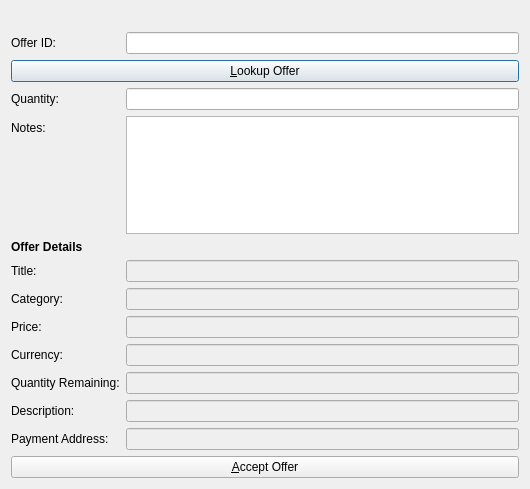
Qt form src/qt/forms/acceptandpayofferlistpage.ui (syscoin/syscoin1) before a commit.
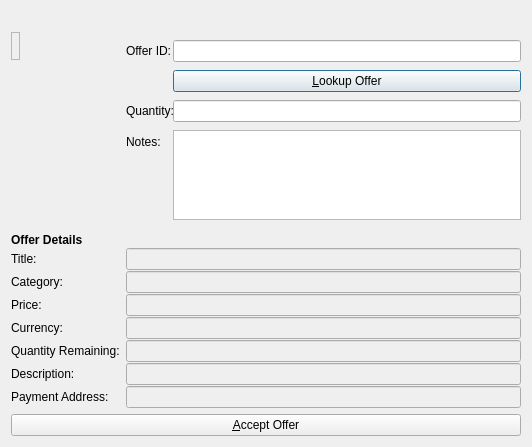
The same form after that commit. Icons and pictures are not drawn.

The edit to the form file:
```diff
--- a/src/qt/forms/acceptandpayofferlistpage.ui
+++ b/src/qt/forms/acceptandpayofferlistpage.ui
@@ -6,8 +6,8 @@
    <rect>
     <x>0</x>
     <y>0</y>
-    <width>530</width>
-    <height>489</height>
+    <width>532</width>
+    <height>447</height>
    </rect>
   </property>
   <property name="windowTitle">
@@ -36,7 +36,19 @@
      <property name="fieldGrowthPolicy">
       <enum>QFormLayout::AllNonFixedFieldsGrow</enum>
      </property>
-     <item row="2" column="0">
+     <property name="verticalSpacing">
+      <number>1</number>
+     </property>
+     <item row="0" column="1">
+      <layout class="QFormLayout" name="formLayout_3">
+       <item row="1" column="1">
+        <widget class="QLineEdit" name="offeridEdit">
+         <property name="toolTip">
+          <string>The value associated with this offer.</string>
+         </property>
+        </widget>
+       </item>
+       <item row="1" column="0">
       <widget class="QLabel" name="label">
        <property name="text">
         <string>Offer ID:</string>
@@ -47,13 +59,6 @@
       </widget>
      </item>
      <item row="2" column="1">
-      <widget class="QLineEdit" name="offeridEdit">
-       <property name="toolTip">
-        <string>The value associated with this offer.</string>
-       </property>
-      </widget>
-     </item>
-     <item row="3" column="0" colspan="2">
       <widget class="QPushButton" name="lookupButton">
        <property name="text">
         <string>&amp;Lookup Offer</string>
@@ -64,27 +69,73 @@
        </property>
       </widget>
      </item>
-     <item row="6" column="0">
+       <item row="3" column="0">
       <widget class="QLabel" name="label_2">
        <property name="text">
         <string>Quantity:</string>
        </property>
       </widget>
      </item>
-     <item row="6" column="1">
+       <item row="3" column="1">
       <widget class="QLineEdit" name="qtyEdit"/>
      </item>
-     <item row="7" column="0">
+       <item row="4" column="0">
       <widget class="QLabel" name="label_11">
        <property name="text">
         <string>Notes:</string>
        </property>
       </widget>
      </item>
-     <item row="7" column="1">
-      <widget class="QPlainTextEdit" name="notesEdit"/>
-     </item>
-     <item row="10" column="0">
+       <item row="4" column="1">
+        <widget class="QPlainTextEdit" name="notesEdit">
+         <property name="maximumSize">
+          <size>
+           <width>16777215</width>
+           <height>90</height>
+          </size>
+         </property>
+        </widget>
+       </item>
+      </layout>
+     </item>
+     <item row="0" column="0">
+      <widget class="QLabel" name="labelImage">
+       <property name="minimumSize">
+        <size>
+         <width>0</width>
+         <height>0</height>
+        </size>
+       </property>
+       <property name="maximumSize">
+        <size>
+         <width>200</width>
+         <height>200</height>
+        </size>
+       </property>
+       <property name="autoFillBackground">
+        <bool>false</bool>
+       </property>
+       <property name="frameShape">
+        <enum>QFrame::StyledPanel</enum>
+       </property>
+       <property name="text">
+        <string/>
+       </property>
+       <property name="pixmap">
+        <pixmap resource="../bitcoin.qrc">:/images/image</pixmap>
+       </property>
+       <property name="scaledContents">
+        <bool>true</bool>
+       </property>
+       <property name="indent">
+        <number>0</number>
+       </property>
+       <property name="openExternalLinks">
+        <bool>false</bool>
+       </property>
+      </widget>
+     </item>
+     <item row="2" column="0">
       <widget class="QLabel" name="label_3">
        <property name="font">
         <font>
@@ -97,98 +148,98 @@
        </property>
       </widget>
      </item>
-     <item row="11" column="0">
+     <item row="4" column="0">
       <widget class="QLabel" name="label_4">
        <property name="text">
         <string>Title:</string>
        </property>
       </widget>
      </item>
-     <item row="11" column="1">
+     <item row="4" column="1">
       <widget class="QLineEdit" name="infoTitle">
        <property name="enabled">
         <bool>false</bool>
        </property>
       </widget>
      </item>
-     <item row="12" column="0">
+     <item row="5" column="0">
       <widget class="QLabel" name="label_6">
        <property name="text">
         <string>Category:</string>
        </property>
       </widget>
      </item>
-     <item row="12" column="1">
+     <item row="5" column="1">
       <widget class="QLineEdit" name="infoCategory">
        <property name="enabled">
         <bool>false</bool>
        </property>
       </widget>
      </item>
-     <item row="13" column="0">
+     <item row="6" column="0">
       <widget class="QLabel" name="label_5">
        <property name="text">
         <string>Price:</string>
        </property>
       </widget>
      </item>
-     <item row="13" column="1">
+     <item row="6" column="1">
       <widget class="QLineEdit" name="infoPrice">
        <property name="enabled">
         <bool>false</bool>
        </property>
       </widget>
      </item>
-     <item row="14" column="0">
+     <item row="7" column="0">
       <widget class="QLabel" name="label_12">
        <property name="text">
         <string>Currency:</string>
        </property>
       </widget>
      </item>
-     <item row="14" column="1">
+     <item row="7" column="1">
       <widget class="QLineEdit" name="infoCurrency">
        <property name="enabled">
         <bool>false</bool>
        </property>
       </widget>
      </item>
-     <item row="15" column="0">
+     <item row="8" column="0">
       <widget class="QLabel" name="label_7">
        <property name="text">
         <string>Quantity Remaining:</string>
        </property>
       </widget>
      </item>
-     <item row="15" column="1">
+     <item row="8" column="1">
       <widget class="QLineEdit" name="infoQty">
        <property name="enabled">
         <bool>false</bool>
        </property>
       </widget>
      </item>
-     <item row="16" column="0">
+     <item row="9" column="0">
       <widget class="QLabel" name="label_9">
        <property name="text">
         <string>Description:</string>
        </property>
       </widget>
      </item>
-     <item row="16" column="1">
+     <item row="9" column="1">
       <widget class="QLineEdit" name="infoDescription">
        <property name="enabled">
         <bool>false</bool>
        </property>
       </widget>
      </item>
-     <item row="17" column="0">
+     <item row="10" column="0">
       <widget class="QLabel" name="label_10">
        <property name="text">
         <string>Payment Address:</string>
        </property>
       </widget>
      </item>
-     <item row="17" column="1">
+     <item row="10" column="1">
       <widget class="QLineEdit" name="infoPaymentAddress">
        <property name="enabled">
         <bool>false</bool>
```
Left out of the diff: 3 changed lines with no effect on the pictures. Lines whose indentation alone changed are shown as unchanged.
